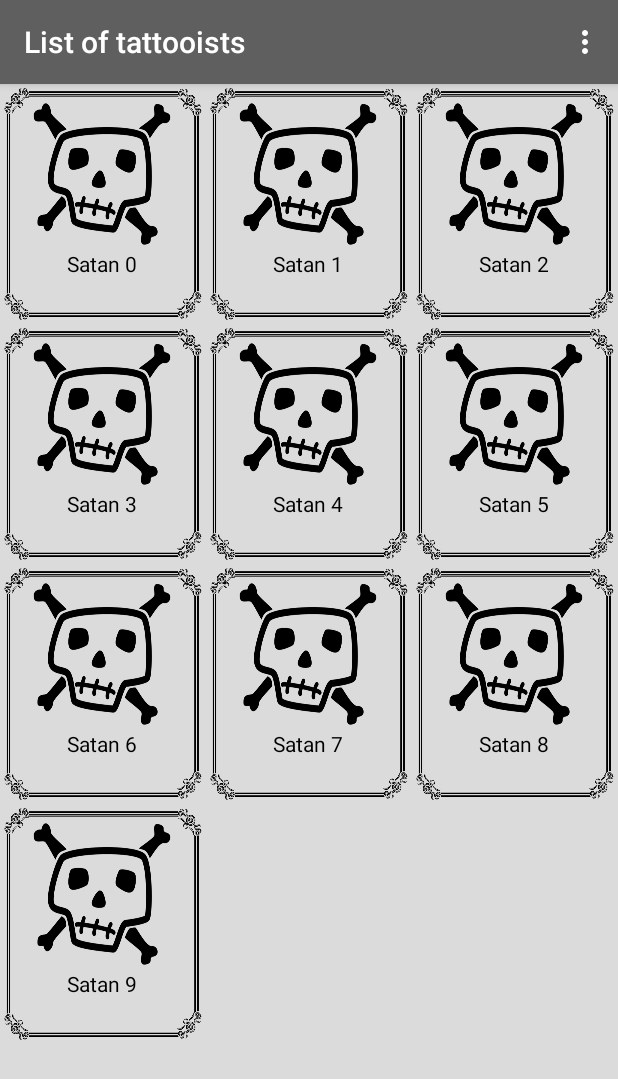
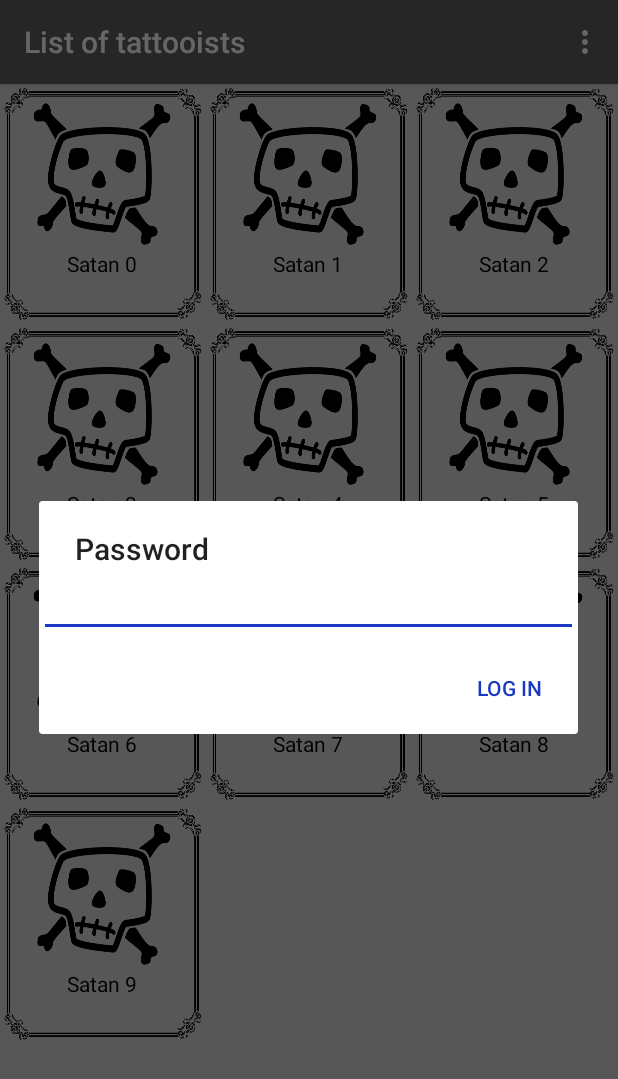
Before and after one commit to osoitz/Inkler, an Android app: the RecyclerTatuadores screen opened directly, with no data from a screen before it, in the options menu, after a tap on "Log in", on a phone screen of 412 x 824 dp. Shown: the top 1079 px of the screen. Run offline under Robolectric (Android 15) with nearby library versions, the phone set to English and light mode, and no system bars; Roboto replaces fonts that are not available here.

Commit message:
Dialog para iniciar sesion

```diff
--- a/app/src/main/java/com/example/inkler/RecyclerTatuadores.java
+++ b/app/src/main/java/com/example/inkler/RecyclerTatuadores.java
@@ -1,14 +1,19 @@
 package com.example.inkler;
 
+import android.content.DialogInterface;
 import android.content.Intent;
 import android.database.Cursor;
 import android.database.sqlite.SQLiteDatabase;
 import android.os.Bundle;
+import android.text.InputType;
 import android.view.Menu;
 import android.view.MenuItem;
 import android.view.View;
+import android.widget.EditText;
+import android.widget.LinearLayout;
 
 import androidx.appcompat.app.ActionBar;
+import androidx.appcompat.app.AlertDialog;
 import androidx.appcompat.app.AppCompatActivity;
 import androidx.constraintlayout.widget.ConstraintLayout;
 import androidx.recyclerview.widget.GridLayoutManager;
@@ -108,8 +113,29 @@ public class RecyclerTatuadores extends AppCompatActivity {
         // as you specify a parent activity in AndroidManifest.xml.
         int id = item.getItemId();
         if (id == R.id.admin){
-            DatosApp.setAdmin(true);
-            invalidateOptionsMenu();
+            AlertDialog.Builder alertDialog = new AlertDialog.Builder(this);
+            alertDialog.setTitle(getString(R.string.contraseñatitle));
+
+            final EditText input = new EditText(this);
+            LinearLayout.LayoutParams lp = new LinearLayout.LayoutParams(
+                    LinearLayout.LayoutParams.MATCH_PARENT,
+                    LinearLayout.LayoutParams.MATCH_PARENT);
+            input.setLayoutParams(lp);
+            input.setInputType(InputType.TYPE_CLASS_TEXT | InputType.TYPE_TEXT_VARIATION_PASSWORD);
+            alertDialog.setView(input);
+
+            alertDialog.setPositiveButton(getString(R.string.contraseñabtn), new DialogInterface.OnClickListener() {
+                @Override
+                public void onClick(DialogInterface dialog, int which) {
+                    String password = input.getText().toString();
+                    if (getString(R.string.contraseña).equals(password)){
+                        DatosApp.setAdmin(true);
+                        invalidateOptionsMenu();
+                    }
+                }
+            });
+            alertDialog.show();
+
         } else if (id == R.id.noadmin) {
             DatosApp.setAdmin(false);
             invalidateOptionsMenu();
--- a/app/src/main/res/values/colors.xml
+++ b/app/src/main/res/values/colors.xml
@@ -2,7 +2,7 @@
 <resources>
     <color name="colorPrimary">#5F5F5F</color>
     <color name="colorPrimaryDark">#252525</color>
-    <color name="colorAccent">#1D286D</color>
+    <color name="colorAccent">#1A37C5</color>
     <color name="colorFondo">#DBDBDB</color>
     <color name="colorNegro">#000000</color>
 
--- a/app/src/main/res/values/strings.xml
+++ b/app/src/main/res/values/strings.xml
@@ -23,6 +23,9 @@
     <string name="labelrvtatuadores">List of tattooists</string>
     <string name="labelfichatatuador">Tattoo artist</string>
     <string name="labelgaleiratatuador">Gallery</string>
+    <string name="contraseña">1234</string>
+    <string name="contraseñatitle">Password</string>
+    <string name="contraseñabtn">Log in</string>
 
 
 </resources>
```
Also changed, not shown: 2 other files.
